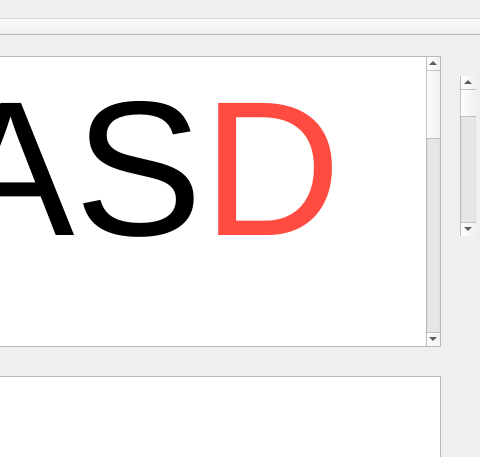
Before: the Qt Designer form UI/810c/mainwindow.ui in NEALCCHEN/Test1, drawn with Qt 5; both pictures show x 110 to 590 and y 0 to 457 of the 590 by 1265 pixel window.
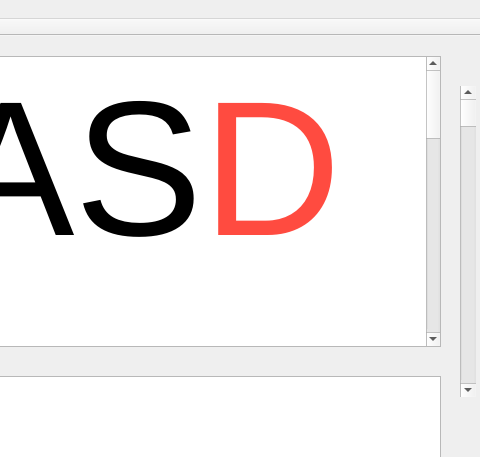
After: the same form once the commit is applied.

Patch:
```diff
--- a/UI/810c/mainwindow.ui
+++ b/UI/810c/mainwindow.ui
@@ -77,9 +77,9 @@
     <property name="geometry">
      <rect>
       <x>570</x>
-      <y>40</y>
+      <y>50</y>
       <width>16</width>
-      <height>160</height>
+      <height>311</height>
      </rect>
     </property>
     <property name="orientation">
```
Left out of the diff: 6 changed lines with no effect on the pictures.
